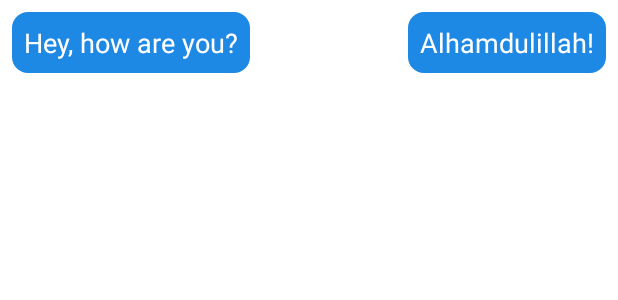
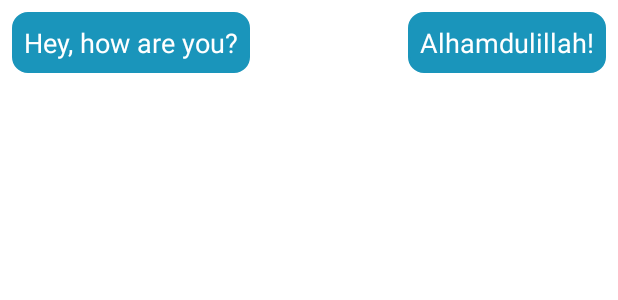
Before and after one commit to piasmiah/ChatBOX, an Android app: the layout chat_item.xml on its own in the app's theme, with its tools: preview values and no code run, on a phone screen of 412 x 824 dp. Shown: the top 300 px of the screen. Run offline under Robolectric (Android 15) with nearby library versions, the phone set to English and light mode, and no system bars.

Commit message:
Updated now

```diff
--- a/app/build.gradle
+++ b/app/build.gradle
@@ -36,4 +36,6 @@ dependencies {
     testImplementation 'junit:junit:4.13.2'
     androidTestImplementation 'androidx.test.ext:junit:1.1.5'
     androidTestImplementation 'androidx.test.espresso:espresso-core:3.5.1'
+    //implementation("com.squareup.okhttp3:okhttp:4.10.0")
+
 }
--- a/app/src/main/res/layout/chat_item.xml
+++ b/app/src/main/res/layout/chat_item.xml
@@ -9,7 +9,7 @@
         android:layout_height="wrap_content"
         android:id="@+id/left_chat_view"
         android:background="@drawable/rounded_corner"
-        android:backgroundTint="#1E88E5"
+        android:backgroundTint="#1A95BB"
         android:padding="8dp"
         android:layout_marginEnd="80dp">
 
@@ -19,7 +19,9 @@
             android:id="@+id/left_chat_text_view"
             android:textColor="@color/white"
             android:textSize="18sp"
-            android:text="Hey, how are you?"/>
+            android:text="Hey, how are you?"
+            android:background="@null"
+            android:inputType="text|textNoSuggestions"/>
     </LinearLayout>
 
     <LinearLayout
@@ -28,7 +30,7 @@
         android:id="@+id/right_chat_view"
         android:layout_alignParentEnd="true"
         android:background="@drawable/rounded_corner"
-        android:backgroundTint="#1E88E5"
+        android:backgroundTint="#1A95BB"
         android:padding="8dp"
         android:layout_marginStart="80dp">
 
@@ -38,7 +40,9 @@
             android:id="@+id/right_chat_text_view"
             android:textColor="@color/white"
             android:textSize="18sp"
-            android:text="Alhamdulillah!"/>
+            android:text="Alhamdulillah!"
+            android:background="@null"
+            android:inputType="text|textNoSuggestions"/>
     </LinearLayout>
 
 </RelativeLayout>
```
Also changed, not shown: app/src/main/java/com/pias/chatbox/MainActivity.java (+32 -1 lines), app/src/main/java/com/pias/chatbox/Message.java (added, +31 -0 lines), app/src/main/java/com/pias/chatbox/MessageAdapter.java (added, +65 -0 lines).
